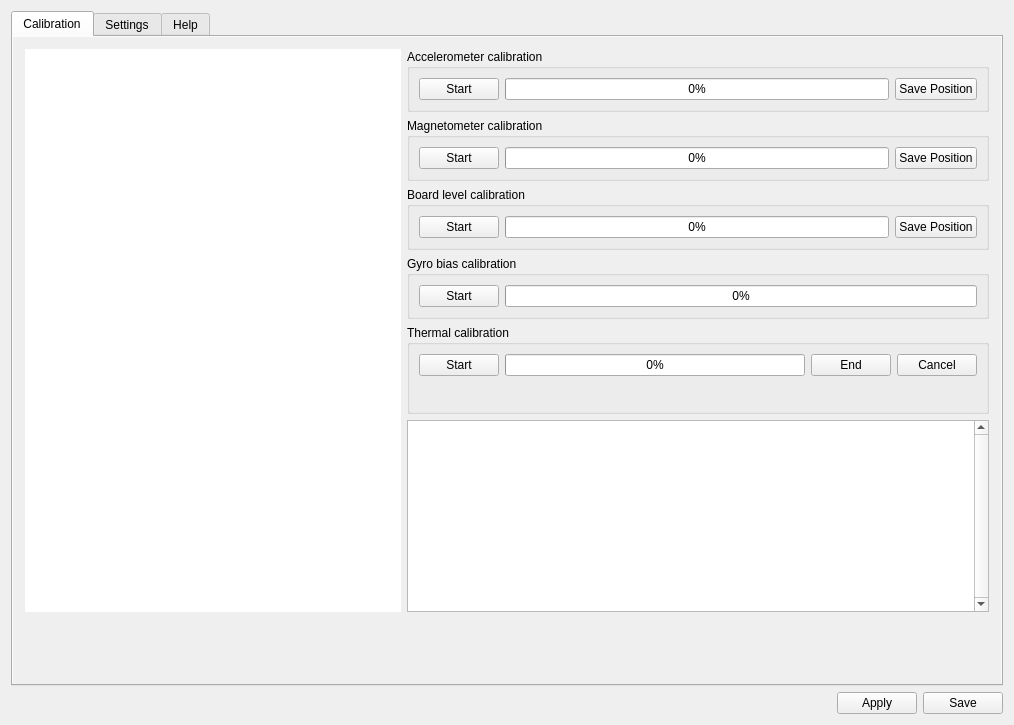
Old version of the form ground/gcs/src/plugins/config/revosensors.ui in the repository librepilot/LibrePilot.
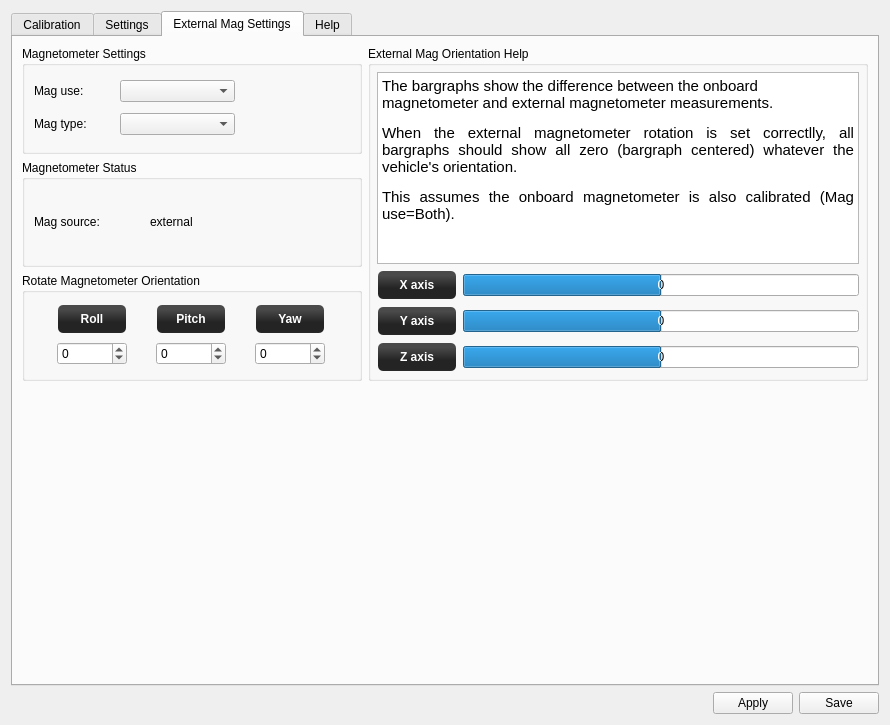
New version of the form. The open tabs and pages were chosen to show the change. Icons and pictures are not drawn.

Commit message: LP-240 Add GUI tab for external Magnetometer

```diff
--- a/ground/gcs/src/plugins/config/revosensors.ui
+++ b/ground/gcs/src/plugins/config/revosensors.ui
@@ -6,7 +6,7 @@
    <rect>
     <x>0</x>
     <y>0</y>
-    <width>1014</width>
+    <width>890</width>
     <height>725</height>
    </rect>
   </property>
@@ -438,8 +438,8 @@
               <string>&lt;!DOCTYPE HTML PUBLIC &quot;-//W3C//DTD HTML 4.0//EN&quot; &quot;http://www.w3.org/TR/REC-html40/strict.dtd&quot;&gt;
 &lt;html&gt;&lt;head&gt;&lt;meta name=&quot;qrichtext&quot; content=&quot;1&quot; /&gt;&lt;style type=&quot;text/css&quot;&gt;
 p, li { white-space: pre-wrap; }
-&lt;/style&gt;&lt;/head&gt;&lt;body style=&quot; font-family:'MS Shell Dlg 2'; font-size:10pt; font-weight:400; font-style:normal;&quot;&gt;
-&lt;p style=&quot;-qt-paragraph-type:empty; margin-top:0px; margin-bottom:0px; margin-left:0px; margin-right:0px; -qt-block-indent:0; text-indent:0px; font-weight:600;&quot;&gt;&lt;br /&gt;&lt;/p&gt;&lt;/body&gt;&lt;/html&gt;</string>
+&lt;/style&gt;&lt;/head&gt;&lt;body style=&quot; font-family:'Cantarell'; font-size:10pt; font-weight:400; font-style:normal;&quot;&gt;
+&lt;p style=&quot;-qt-paragraph-type:empty; margin-top:0px; margin-bottom:0px; margin-left:0px; margin-right:0px; -qt-block-indent:0; text-indent:0px; font-family:'MS Shell Dlg 2'; font-weight:600;&quot;&gt;&lt;br /&gt;&lt;/p&gt;&lt;/body&gt;&lt;/html&gt;</string>
              </property>
              <property name="textInteractionFlags">
               <set>Qt::NoTextInteraction</set>
@@ -950,6 +950,528 @@
        </item>
       </layout>
      </widget>
+     <widget class="QWidget" name="externalMagTab">
+      <property name="enabled">
+       <bool>true</bool>
+      </property>
+      <attribute name="title">
+       <string>External Mag Settings</string>
+      </attribute>
+      <layout class="QVBoxLayout" name="verticalLayout_5">
+       <item>
+        <layout class="QHBoxLayout" name="horizontalLayout_6">
+         <item>
+          <layout class="QVBoxLayout" name="verticalLayout_7">
+           <property name="leftMargin">
+            <number>0</number>
+           </property>
+           <item>
+            <widget class="QGroupBox" name="groupBox_8">
+             <property name="sizePolicy">
+              <sizepolicy hsizetype="MinimumExpanding" vsizetype="Preferred">
+               <horstretch>0</horstretch>
+               <verstretch>0</verstretch>
+              </sizepolicy>
+             </property>
+             <property name="title">
+              <string>Magnetometer Settings</string>
+             </property>
+             <layout class="QGridLayout" name="gridLayout_13" columnstretch="0,0,0">
+              <item row="1" column="0">
+               <widget class="QLabel" name="label_31">
+                <property name="minimumSize">
+                 <size>
+                  <width>80</width>
+                  <height>0</height>
+                 </size>
+                </property>
+                <property name="text">
+                 <string>Mag type:</string>
+                </property>
+               </widget>
+              </item>
+              <item row="0" column="0">
+               <widget class="QLabel" name="label_32">
+                <property name="minimumSize">
+                 <size>
+                  <width>80</width>
+                  <height>0</height>
+                 </size>
+                </property>
+                <property name="text">
+                 <string>Mag use:</string>
+                </property>
+               </widget>
+              </item>
+              <item row="1" column="1">
+               <widget class="QComboBox" name="auxMagType">
+                <property name="minimumSize">
+                 <size>
+                  <width>100</width>
+                  <height>0</height>
+                 </size>
+                </property>
+                <property name="toolTip">
+                 <string>Select the magnetometer type.</string>
+                </property>
+               </widget>
+              </item>
+              <item row="0" column="1">
+               <widget class="QComboBox" name="auxMagUsage">
+                <property name="sizePolicy">
+                 <sizepolicy hsizetype="MinimumExpanding" vsizetype="Fixed">
+                  <horstretch>0</horstretch>
+                  <verstretch>0</verstretch>
+                 </sizepolicy>
+                </property>
+                <property name="minimumSize">
+                 <size>
+                  <width>100</width>
+                  <height>0</height>
+                 </size>
+                </property>
+                <property name="toolTip">
+                 <string>Select how to use magnetometers.</string>
+                </property>
+               </widget>
+              </item>
+              <item row="0" column="2">
+               <spacer name="horizontalSpacer_5">
+                <property name="orientation">
+                 <enum>Qt::Horizontal</enum>
+                </property>
+                <property name="sizeType">
+                 <enum>QSizePolicy::MinimumExpanding</enum>
+                </property>
+                <property name="sizeHint" stdset="0">
+                 <size>
+                  <width>40</width>
+                  <height>20</height>
+                 </size>
+                </property>
+               </spacer>
+              </item>
+             </layout>
+            </widget>
+           </item>
+           <item>
+            <widget class="QGroupBox" name="groupBox_9">
+             <property name="sizePolicy">
+              <sizepolicy hsizetype="Preferred" vsizetype="Preferred">
+               <horstretch>0</horstretch>
+               <verstretch>0</verstretch>
+              </sizepolicy>
+             </property>
+             <property name="title">
+              <string>Magnetometer Status</string>
+             </property>
+             <layout class="QGridLayout" name="gridLayout_14" columnstretch="0,0">
+              <item row="1" column="1">
+               <widget class="QLabel" name="magStatusSource">
+                <property name="sizePolicy">
+                 <sizepolicy hsizetype="MinimumExpanding" vsizetype="Preferred">
+                  <horstretch>0</horstretch>
+                  <verstretch>0</verstretch>
+                 </sizepolicy>
+                </property>
+                <property name="text">
+                 <string>external</string>
+                </property>
+               </widget>
+              </item>
+              <item row="1" column="0">
+               <widget class="QLabel" name="label">
+                <property name="minimumSize">
+                 <size>
+                  <width>110</width>
+                  <height>0</height>
+                 </size>
+                </property>
+                <property name="text">
+                 <string>Mag source:</string>
+                </property>
+               </widget>
+              </item>
+             </layout>
+            </widget>
+           </item>
+           <item>
+            <widget class="QGroupBox" name="groupBox_7">
+             <property name="sizePolicy">
+              <sizepolicy hsizetype="Preferred" vsizetype="Preferred">
+               <horstretch>0</horstretch>
+               <verstretch>0</verstretch>
+              </sizepolicy>
+             </property>
+             <property name="title">
+              <string>Rotate Magnetometer Orientation</string>
+             </property>
+             <layout class="QGridLayout" name="gridLayout_12" columnstretch="0,0,0">
+              <item row="2" column="0">
+               <widget class="QLabel" name="label_29">
+                <property name="minimumSize">
+                 <size>
+                  <width>70</width>
+                  <height>30</height>
+                 </size>
+                </property>
+                <property name="maximumSize">
+                 <size>
+                  <width>0</width>
+                  <height>30</height>
+                 </size>
+                </property>
+                <property name="styleSheet">
+                 <string notr="true">background-color: qlineargradient(spread:reflect, x1:0.507, y1:0, x2:0.507, y2:0.772, stop:0.208955 rgba(74, 74, 74, 255), stop:0.78607 rgba(36, 36, 36, 255));
+color: rgb(255, 255, 255);
+border-radius: 5;
+margin:1px;
+font:bold;</string>
+                </property>
+                <property name="text">
+                 <string>Roll</string>
+                </property>
+                <property name="alignment">
+                 <set>Qt::AlignCenter</set>
+                </property>
+               </widget>
+              </item>
+              <item row="4" column="1">
+               <widget class="QDoubleSpinBox" name="auxMagPitchRotation">
+                <property name="decimals">
+                 <number>0</number>
+                </property>
+                <property name="minimum">
+                 <double>-180.000000000000000</double>
+                </property>
+                <property name="maximum">
+                 <double>180.000000000000000</double>
+                </property>
+               </widget>
+              </item>
+              <item row="4" column="2">
+               <widget class="QDoubleSpinBox" name="auxMagYawRotation">
+                <property name="decimals">
+                 <number>0</number>
+                </property>
+                <property name="minimum">
+                 <double>-180.000000000000000</double>
+                </property>
+                <property name="maximum">
+                 <double>180.000000000000000</double>
+                </property>
+               </widget>
+              </item>
+              <item row="2" column="1">
+               <widget class="QLabel" name="label_28">
+                <property name="sizePolicy">
+                 <sizepolicy hsizetype="Preferred" vsizetype="Preferred">
+                  <horstretch>0</horstretch>
+                  <verstretch>0</verstretch>
+                 </sizepolicy>
+                </property>
+                <property name="minimumSize">
+                 <size>
+                  <width>70</width>
+                  <height>30</height>
+                 </size>
+                </property>
+                <property name="maximumSize">
+                 <size>
+                  <width>0</width>
+                  <height>30</height>
+                 </size>
+                </property>
+                <property name="styleSheet">
+                 <string notr="true">background-color: qlineargradient(spread:reflect, x1:0.507, y1:0, x2:0.507, y2:0.772, stop:0.208955 rgba(74, 74, 74, 255), stop:0.78607 rgba(36, 36, 36, 255));
+color: rgb(255, 255, 255);
+border-radius: 5;
+margin:1px;
+font:bold;</string>
+                </property>
+                <property name="text">
+                 <string>Pitch</string>
+                </property>
+                <property name="alignment">
+                 <set>Qt::AlignCenter</set>
+                </property>
+               </widget>
+              </item>
+              <item row="4" column="0">
+               <widget class="QDoubleSpinBox" name="auxMagRollRotation">
+                <property name="toolTip">
+                 <string/>
+                </property>
+                <property name="decimals">
+                 <number>0</number>
+                </property>
+                <property name="minimum">
+                 <double>-180.000000000000000</double>
+                </property>
+                <property name="maximum">
+                 <double>180.000000000000000</double>
+                </property>
+               </widget>
+              </item>
+              <item row="2" column="2">
+               <widget class="QLabel" name="label_30">
+                <property name="sizePolicy">
+                 <sizepolicy hsizetype="Preferred" vsizetype="Preferred">
+                  <horstretch>0</horstretch>
+                  <verstretch>0</verstretch>
+                 </sizepolicy>
+                </property>
+                <property name="minimumSize">
+                 <size>
+                  <width>70</width>
+                  <height>30</height>
+                 </size>
+                </property>
+                <property name="maximumSize">
+                 <size>
+                  <width>0</width>
+                  <height>30</height>
+                 </size>
+                </property>
+                <property name="styleSheet">
+                 <string notr="true">background-color: qlineargradient(spread:reflect, x1:0.507, y1:0, x2:0.507, y2:0.772, stop:0.208955 rgba(74, 74, 74, 255), stop:0.78607 rgba(36, 36, 36, 255));
+color: rgb(255, 255, 255);
+border-radius: 5;
+margin:1px;
+font:bold;</string>
+                </property>
+                <property name="text">
+                 <string>Yaw</string>
+                </property>
+                <property name="alignment">
+                 <set>Qt::AlignCenter</set>
+                </property>
+               </widget>
+              </item>
+             </layout>
+            </widget>
+           </item>
+          </layout>
+         </item>
+         <item>
+          <widget class="QGroupBox" name="gridGroupBox">
+           <property name="sizePolicy">
+            <sizepolicy hsizetype="Expanding" vsizetype="MinimumExpanding">
+             <horstretch>0</horstretch>
+             <verstretch>0</verstretch>
+            </sizepolicy>
+           </property>
+           <property name="minimumSize">
+            <size>
+             <width>500</width>
+             <height>0</height>
+            </size>
+           </property>
+           <property name="title">
+            <string>External Mag Orientation Help</string>
+           </property>
+           <layout class="QGridLayout" name="gridLayout_10">
+            <property name="leftMargin">
+             <number>6</number>
+            </property>
+            <property name="topMargin">
+             <number>6</number>
+            </property>
+            <property name="rightMargin">
+             <number>6</number>
+            </property>
+            <property name="bottomMargin">
+             <number>6</number>
+            </property>
+            <item row="3" column="0">
+             <widget class="QLabel" name="label_22">
+              <property name="minimumSize">
+               <size>
+                <width>80</width>
+                <height>30</height>
+               </size>
+              </property>
+              <property name="maximumSize">
+               <size>
+                <width>16777215</width>
+                <height>30</height>
+               </size>
+              </property>
+              <property name="styleSheet">
+               <string notr="true">background-color: qlineargradient(spread:reflect, x1:0.507, y1:0, x2:0.507, y2:0.772, stop:0.208955 rgba(74, 74, 74, 255), stop:0.78607 rgba(36, 36, 36, 255));
+color: rgb(255, 255, 255);
+border-radius: 5;
+margin:1px;
+font:bold;</string>
+              </property>
+              <property name="text">
+               <string>Z axis</string>
+              </property>
+              <property name="alignment">
+               <set>Qt::AlignCenter</set>
+              </property>
+             </widget>
+            </item>
+            <item row="2" column="1">
+             <widget class="QProgressBar" name="internalAuxErrorY">
+              <property name="toolTip">
+               <string>Difference on Y axis</string>
+              </property>
+              <property name="minimum">
+               <number>-50</number>
+              </property>
+              <property name="maximum">
+               <number>50</number>
+              </property>
+              <property name="value">
+               <number>0</number>
+              </property>
+              <property name="alignment">
+               <set>Qt::AlignCenter</set>
+              </property>
+              <property name="format">
+               <string>%v</string>
+              </property>
+             </widget>
+            </item>
+            <item row="3" column="1">
+             <widget class="QProgressBar" name="internalAuxErrorZ">
+              <property name="toolTip">
+               <string>Difference on Z axis</string>
+              </property>
+              <property name="minimum">
+               <number>-50</number>
+              </property>
+              <property name="maximum">
+               <number>50</number>
+              </property>
+              <property name="value">
+               <number>0</number>
+              </property>
+              <property name="alignment">
+               <set>Qt::AlignCenter</set>
+              </property>
+              <property name="format">
+               <string>%v</string>
+              </property>
+             </widget>
+            </item>
+            <item row="2" column="0">
+             <widget class="QLabel" name="label_23">
+              <property name="minimumSize">
+               <size>
+                <width>80</width>
+                <height>30</height>
+               </size>
+              </property>
+              <property name="maximumSize">
+               <size>
+                <width>16777215</width>
+                <height>30</height>
+               </size>
+              </property>
+              <property name="styleSheet">
+               <string notr="true">background-color: qlineargradient(spread:reflect, x1:0.507, y1:0, x2:0.507, y2:0.772, stop:0.208955 rgba(74, 74, 74, 255), stop:0.78607 rgba(36, 36, 36, 255));
+color: rgb(255, 255, 255);
+border-radius: 5;
+margin:1px;
+font:bold;</string>
+              </property>
+              <property name="text">
+               <string>Y axis</string>
+              </property>
+              <property name="alignment">
+               <set>Qt::AlignCenter</set>
+              </property>
+             </widget>
+            </item>
+            <item row="1" column="1">
+             <widget class="QProgressBar" name="internalAuxErrorX">
+              <property name="toolTip">
+               <string>Difference on X axis</string>
+              </property>
+              <property name="minimum">
+               <number>-50</number>
+              </property>
+              <property name="maximum">
+               <number>50</number>
+              </property>
+              <property name="value">
+               <number>0</number>
+              </property>
+              <property name="alignment">
+               <set>Qt::AlignCenter</set>
+              </property>
+              <property name="textVisible">
+               <bool>true</bool>
+              </property>
+              <property name="format">
+               <string>%v</string>
+              </property>
+             </widget>
+            </item>
+            <item row="1" column="0">
+             <widget class="QLabel" name="label_24">
+              <property name="minimumSize">
+               <size>
+                <width>80</width>
+                <height>30</height>
+               </size>
+              </property>
+              <property name="maximumSize">
+               <size>
+                <width>16777215</width>
+                <height>30</height>
+               </size>
+              </property>
+              <property name="styleSheet">
+               <string notr="true">background-color: qlineargradient(spread:reflect, x1:0.507, y1:0, x2:0.507, y2:0.772, stop:0.208955 rgba(74, 74, 74, 255), stop:0.78607 rgba(36, 36, 36, 255));
+color: rgb(255, 255, 255);
+border-radius: 5;
+margin:1px;
+font:bold;</string>
+              </property>
+              <property name="text">
+               <string>X axis</string>
+              </property>
+              <property name="alignment">
+               <set>Qt::AlignCenter</set>
+              </property>
+             </widget>
+            </item>
+            <item row="0" column="0" colspan="2">
+             <widget class="QTextEdit" name="textEdit">
+              <property name="html">
+               <string>&lt;!DOCTYPE HTML PUBLIC &quot;-//W3C//DTD HTML 4.0//EN&quot; &quot;http://www.w3.org/TR/REC-html40/strict.dtd&quot;&gt;
+&lt;html&gt;&lt;head&gt;&lt;meta name=&quot;qrichtext&quot; content=&quot;1&quot; /&gt;&lt;style type=&quot;text/css&quot;&gt;
+p, li { white-space: pre-wrap; }
+&lt;/style&gt;&lt;/head&gt;&lt;body style=&quot; font-family:'Cantarell'; font-size:11pt; font-weight:400; font-style:normal;&quot;&gt;
+&lt;p style=&quot; margin-top:0px; margin-bottom:0px; margin-left:0px; margin-right:0px; -qt-block-indent:0; text-indent:0px;&quot;&gt;The bargraphs show the difference between the onboard magnetometer and external magnetometer measurements. &lt;/p&gt;
+&lt;p align=&quot;justify&quot; style=&quot; margin-top:12px; margin-bottom:12px; margin-left:0px; margin-right:0px; -qt-block-indent:0; text-indent:0px;&quot;&gt;When the external magnetometer rotation is set correctlly, all bargraphs should show all zero (bargraph centered) &lt;a name=&quot;result_box&quot;&gt;&lt;/a&gt;whatever the vehicle's orientation.&lt;/p&gt;
+&lt;p align=&quot;justify&quot; style=&quot; margin-top:12px; margin-bottom:12px; margin-left:0px; margin-right:0px; -qt-block-indent:0; text-indent:0px;&quot;&gt;This assumes the onboard magnetometer is also calibrated (Mag use=Both).&lt;/p&gt;&lt;/body&gt;&lt;/html&gt;</string>
+              </property>
+             </widget>
+            </item>
+           </layout>
+          </widget>
+         </item>
+        </layout>
+       </item>
+       <item>
+        <spacer name="verticalSpacer_5">
+         <property name="orientation">
+          <enum>Qt::Vertical</enum>
+         </property>
+         <property name="sizeHint" stdset="0">
+          <size>
+           <width>20</width>
+           <height>40</height>
+          </size>
+         </property>
+        </spacer>
+       </item>
+      </layout>
+     </widget>
      <widget class="QWidget" name="helpTab">
       <attribute name="title">
        <string>Help</string>
```
The commit also changes 2 other files.
